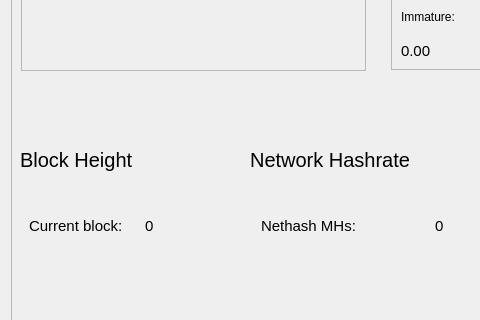
Above: src/qt/forms/overviewpage.ui from barrystyle/hth before the change; both pictures show x 0 to 480 and y 151 to 471 of the 1000 by 756 pixel window. Below: the same form after it.
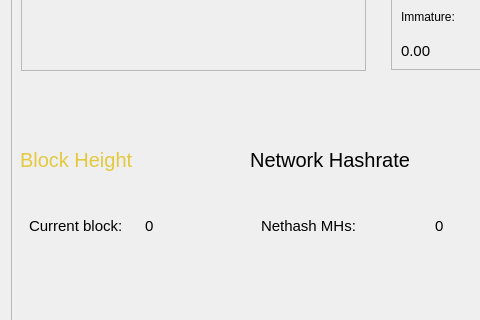
That is the form after the change. Icons and pictures are not drawn.

```diff
--- a/src/qt/forms/overviewpage.ui
+++ b/src/qt/forms/overviewpage.ui
@@ -85,7 +85,7 @@
            <property name="styleSheet">
             <string notr="true">border: transparent;
 font-size: 20px;
-</string>
+color: qlineargradient(spread:pad, x1:0, y1:0, x2:1, y2:0, stop:0 rgba(52, 188, 170, 0), stop:1 rgba(222,191,18, 0.8));</string>
            </property>
            <property name="text">
             <string>Block Height</string>
```
